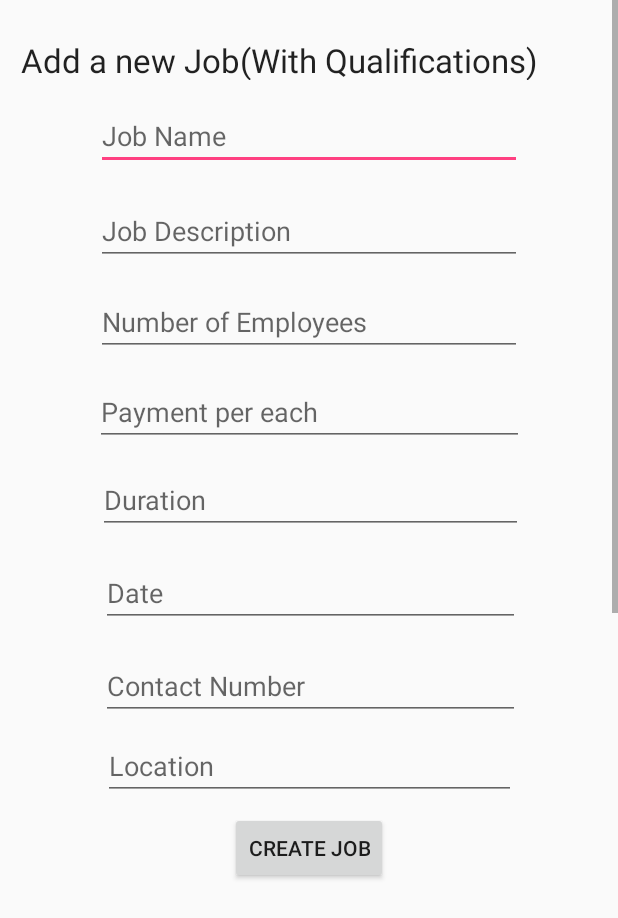
After one commit to pramoddissanayake27/LankawePartTime, an Android app: the layout activity_qualifications_yes.xml on its own in the app's theme, with its tools: preview values and no code run, on a phone screen of 412 x 824 dp. The commit adds this screen. Shown: the top 918 px of the screen. Run offline under Robolectric (Android 15) with nearby library versions, the phone set to English and light mode, and no system bars.

Commit message:
2nd commit

```diff
--- a/app/src/main/res/layout/activity_employer_home.xml
+++ b/app/src/main/res/layout/activity_employer_home.xml
@@ -1,9 +1,15 @@
 <?xml version="1.0" encoding="utf-8"?>
-<android.support.constraint.ConstraintLayout xmlns:android="http://schemas.android.com/apk/res/android"
+<RelativeLayout xmlns:android="http://schemas.android.com/apk/res/android"
     xmlns:app="http://schemas.android.com/apk/res-auto"
     xmlns:tools="http://schemas.android.com/tools"
     android:layout_width="match_parent"
     android:layout_height="match_parent"
     tools:context=".EmployerHomeActivity">
 
-</android.support.constraint.ConstraintLayout>
+    <android.support.v7.widget.Toolbar
+        android:layout_width="match_parent"
+        android:layout_height="?android:attr/actionBarSize"
+        android:id="@+id/toolbarEmployer">
+    </android.support.v7.widget.Toolbar>
+
+</RelativeLayout>
--- /dev/null
+++ b/app/src/main/res/layout/activity_qualifications_checking.xml
@@ -0,0 +1,52 @@
+<?xml version="1.0" encoding="utf-8"?>
+<android.support.constraint.ConstraintLayout xmlns:android="http://schemas.android.com/apk/res/android"
+    xmlns:app="http://schemas.android.com/apk/res-auto"
+    xmlns:tools="http://schemas.android.com/tools"
+    android:layout_width="match_parent"
+    android:layout_height="match_parent"
+    tools:context=".QualificationsCheckingActivity">
+
+    <TextView
+        android:id="@+id/textView"
+        android:layout_width="330dp"
+        android:layout_height="60dp"
+        android:layout_marginBottom="8dp"
+        android:layout_marginEnd="8dp"
+        android:layout_marginLeft="8dp"
+        android:layout_marginRight="8dp"
+        android:layout_marginStart="8dp"
+        android:layout_marginTop="8dp"
+        android:text="@string/do_you_need_extra_qualifications_for_this_job"
+        android:textAppearance="@android:style/TextAppearance.Material.Large"
+        app:layout_constraintBottom_toBottomOf="parent"
+        app:layout_constraintEnd_toEndOf="parent"
+        app:layout_constraintStart_toStartOf="parent"
+        app:layout_constraintTop_toTopOf="parent"
+        app:layout_constraintVertical_bias="0.174" />
+
+    <Button
+        android:id="@+id/btnYesQualifications"
+        android:layout_width="186dp"
+        android:layout_height="wrap_content"
+        android:layout_marginBottom="8dp"
+        android:layout_marginTop="8dp"
+        android:text="@string/yes"
+        app:layout_constraintBottom_toBottomOf="parent"
+        app:layout_constraintEnd_toEndOf="parent"
+        app:layout_constraintStart_toStartOf="parent"
+        app:layout_constraintTop_toBottomOf="@+id/textView"
+        app:layout_constraintVertical_bias="0.089" />
+
+    <Button
+        android:id="@+id/btnNoQualifications"
+        android:layout_width="184dp"
+        android:layout_height="wrap_content"
+        android:layout_marginBottom="8dp"
+        android:layout_marginTop="8dp"
+        android:text="@string/no"
+        app:layout_constraintBottom_toBottomOf="parent"
+        app:layout_constraintEnd_toEndOf="parent"
+        app:layout_constraintStart_toStartOf="parent"
+        app:layout_constraintTop_toBottomOf="@+id/btnYesQualifications"
+        app:layout_constraintVertical_bias="0.075" />
+</android.support.constraint.ConstraintLayout>
--- /dev/null
+++ b/app/src/main/res/layout/activity_qualifications_yes.xml
@@ -0,0 +1,194 @@
+<?xml version="1.0" encoding="utf-8"?>
+<ScrollView xmlns:android="http://schemas.android.com/apk/res/android"
+    xmlns:app="http://schemas.android.com/apk/res-auto"
+    xmlns:tools="http://schemas.android.com/tools"
+    android:layout_width="match_parent"
+    android:layout_height="match_parent"
+    tools:context=".QualificationsYesActivity">
+
+<android.support.constraint.ConstraintLayout
+    android:id="@+id/Constraint"
+    android:layout_width="match_parent"
+    android:layout_height="match_parent">
+
+    <TextView
+        android:id="@+id/textView2"
+        android:layout_width="352dp"
+        android:layout_height="28dp"
+        android:layout_marginBottom="8dp"
+        android:layout_marginEnd="8dp"
+        android:layout_marginLeft="8dp"
+        android:layout_marginRight="8dp"
+        android:layout_marginStart="8dp"
+        android:layout_marginTop="16dp"
+        android:text="Add a new Job(With Qualifications)"
+        android:textAppearance="@android:style/TextAppearance.DeviceDefault.Large"
+        app:layout_constraintBottom_toBottomOf="parent"
+        app:layout_constraintEnd_toEndOf="parent"
+        app:layout_constraintHorizontal_bias="0.137"
+        app:layout_constraintStart_toStartOf="parent"
+        app:layout_constraintTop_toTopOf="parent"
+        app:layout_constraintVertical_bias="0.006" />
+
+    <EditText
+        android:id="@+id/etJobName"
+        android:layout_width="284dp"
+        android:layout_height="wrap_content"
+        android:layout_marginBottom="8dp"
+        android:layout_marginEnd="8dp"
+        android:layout_marginLeft="8dp"
+        android:layout_marginRight="8dp"
+        android:layout_marginStart="8dp"
+        android:layout_marginTop="8dp"
+        android:ems="10"
+        android:hint="Job Name"
+        android:inputType="textPersonName"
+        app:layout_constraintBottom_toBottomOf="parent"
+        app:layout_constraintEnd_toEndOf="parent"
+        app:layout_constraintStart_toStartOf="parent"
+        app:layout_constraintTop_toBottomOf="@+id/textView2"
+        app:layout_constraintVertical_bias="0.004" />
+
+    <EditText
+        android:id="@+id/etJobDescription"
+        android:layout_width="284dp"
+        android:layout_height="wrap_content"
+        android:layout_marginBottom="8dp"
+        android:layout_marginEnd="8dp"
+        android:layout_marginLeft="8dp"
+        android:layout_marginRight="8dp"
+        android:layout_marginStart="8dp"
+        android:layout_marginTop="8dp"
+        android:ems="10"
+        android:hint="Job Description"
+        android:inputType="textMultiLine"
+        app:layout_constraintBottom_toBottomOf="parent"
+        app:layout_constraintEnd_toEndOf="parent"
+        app:layout_constraintStart_toStartOf="parent"
+        app:layout_constraintTop_toBottomOf="@+id/etJobName"
+        app:layout_constraintVertical_bias="0.007" />
+
+    <EditText
+        android:id="@+id/etNumberOfEmployees"
+        android:layout_width="284dp"
+        android:layout_height="wrap_content"
+        android:layout_marginBottom="8dp"
+        android:layout_marginEnd="8dp"
+        android:layout_marginLeft="8dp"
+        android:layout_marginRight="8dp"
+        android:layout_marginStart="8dp"
+        android:layout_marginTop="8dp"
+        android:ems="10"
+        android:hint="Number of Employees"
+        android:inputType="number"
+        app:layout_constraintBottom_toBottomOf="parent"
+        app:layout_constraintEnd_toEndOf="parent"
+        app:layout_constraintStart_toStartOf="parent"
+        app:layout_constraintTop_toBottomOf="@+id/etJobDescription"
+        app:layout_constraintVertical_bias="0.005" />
+
+    <EditText
+        android:id="@+id/etPaymentPerEach"
+        android:layout_width="286dp"
+        android:layout_height="wrap_content"
+        android:layout_marginBottom="8dp"
+        android:layout_marginTop="8dp"
+        android:ems="10"
+        android:hint="Payment per each"
+        android:inputType="number"
+        app:layout_constraintBottom_toBottomOf="parent"
+        app:layout_constraintEnd_toEndOf="parent"
+        app:layout_constraintStart_toStartOf="parent"
+        app:layout_constraintTop_toBottomOf="@+id/etNumberOfEmployees"
+        app:layout_constraintVertical_bias="0.005" />
+
+    <EditText
+        android:id="@+id/etDuration"
+        android:layout_width="283dp"
+        android:layout_height="wrap_content"
+        android:layout_marginBottom="8dp"
+        android:layout_marginTop="8dp"
+        android:ems="10"
+        android:hint="Duration"
+        android:inputType="textPersonName"
+        app:layout_constraintBottom_toBottomOf="parent"
+        app:layout_constraintEnd_toEndOf="parent"
+        app:layout_constraintHorizontal_bias="0.506"
+        app:layout_constraintStart_toStartOf="parent"
+        app:layout_constraintTop_toBottomOf="@+id/etPaymentPerEach"
+        app:layout_constraintVertical_bias="0.004" />
+
+    <EditText
+        android:id="@+id/etDate"
+        android:layout_width="279dp"
+        android:layout_height="wrap_content"
+        android:layout_marginBottom="8dp"
+        android:layout_marginEnd="8dp"
+        android:layout_marginLeft="8dp"
+        android:layout_marginRight="8dp"
+        android:layout_marginStart="8dp"
+        android:layout_marginTop="8dp"
+        android:ems="10"
+        android:hint="Date"
+        android:inputType="date"
+        app:layout_constraintBottom_toBottomOf="parent"
+        app:layout_constraintEnd_toEndOf="parent"
+        app:layout_constraintHorizontal_bias="0.507"
+        app:layout_constraintStart_toStartOf="parent"
+        app:layout_constraintTop_toBottomOf="@+id/etDuration"
+        app:layout_constraintVertical_bias="0.007" />
+
+    <EditText
+        android:id="@+id/etContactNumber"
+        android:layout_width="279dp"
+        android:layout_height="wrap_content"
+        android:layout_marginBottom="8dp"
+        android:layout_marginEnd="8dp"
+        android:layout_marginLeft="8dp"
+        android:layout_marginRight="8dp"
+        android:layout_marginStart="8dp"
+        android:layout_marginTop="8dp"
+        android:ems="10"
+        android:hint="Contact Number"
+        android:inputType="phone"
+        app:layout_constraintBottom_toBottomOf="parent"
+        app:layout_constraintEnd_toEndOf="parent"
+        app:layout_constraintHorizontal_bias="0.507"
+        app:layout_constraintStart_toStartOf="parent"
+        app:layout_constraintTop_toBottomOf="@+id/etDate"
+        app:layout_constraintVertical_bias="0.007" />
+
+    <EditText
+        android:id="@+id/etLocation"
+        android:layout_width="275dp"
+        android:layout_height="wrap_content"
+        android:layout_marginBottom="1128dp"
+        android:layout_marginEnd="8dp"
+        android:layout_marginLeft="8dp"
+        android:layout_marginRight="8dp"
+        android:layout_marginStart="8dp"
+        android:layout_marginTop="8dp"
+        android:ems="10"
+        android:hint="Location"
+        android:inputType="textPersonName"
+        app:layout_constraintBottom_toBottomOf="parent"
+        app:layout_constraintEnd_toEndOf="parent"
+        app:layout_constraintHorizontal_bias="0.503"
+        app:layout_constraintStart_toStartOf="parent"
+        app:layout_constraintTop_toBottomOf="@+id/etContactNumber"
+        app:layout_constraintVertical_bias="0.028" />
+
+    <Button
+        android:id="@+id/button2"
+        android:layout_width="wrap_content"
+        android:layout_height="wrap_content"
+        android:layout_marginTop="8dp"
+        android:text="Create Job"
+        app:layout_constraintEnd_toEndOf="parent"
+        app:layout_constraintStart_toStartOf="parent"
+        app:layout_constraintTop_toBottomOf="@+id/etLocation" />
+
+</android.support.constraint.ConstraintLayout>
+
+
+</ScrollView>
```
